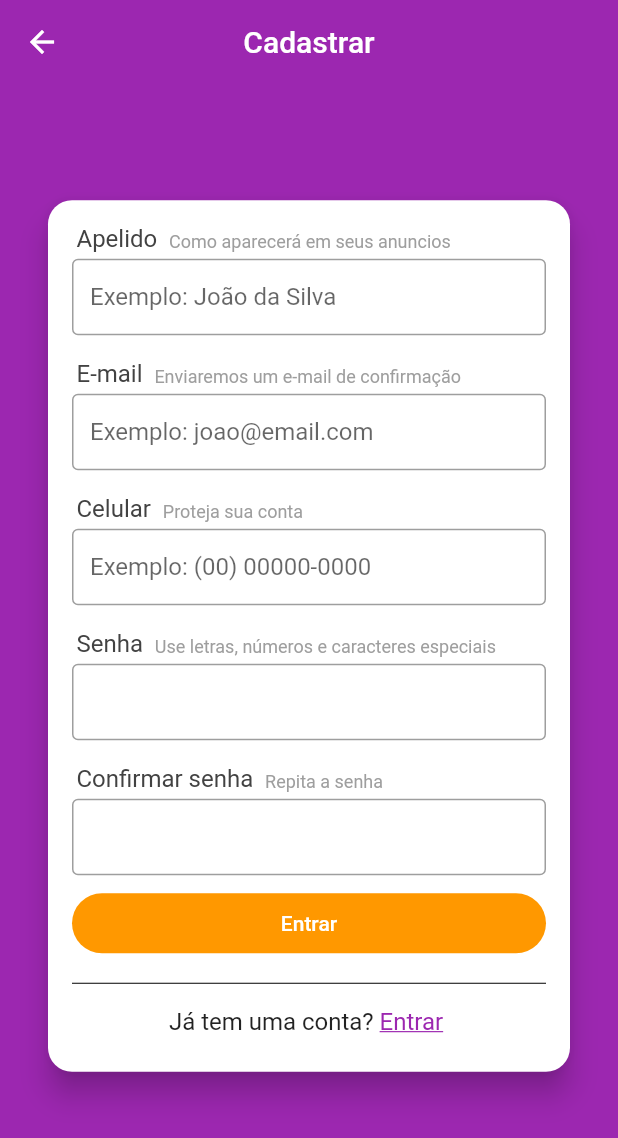
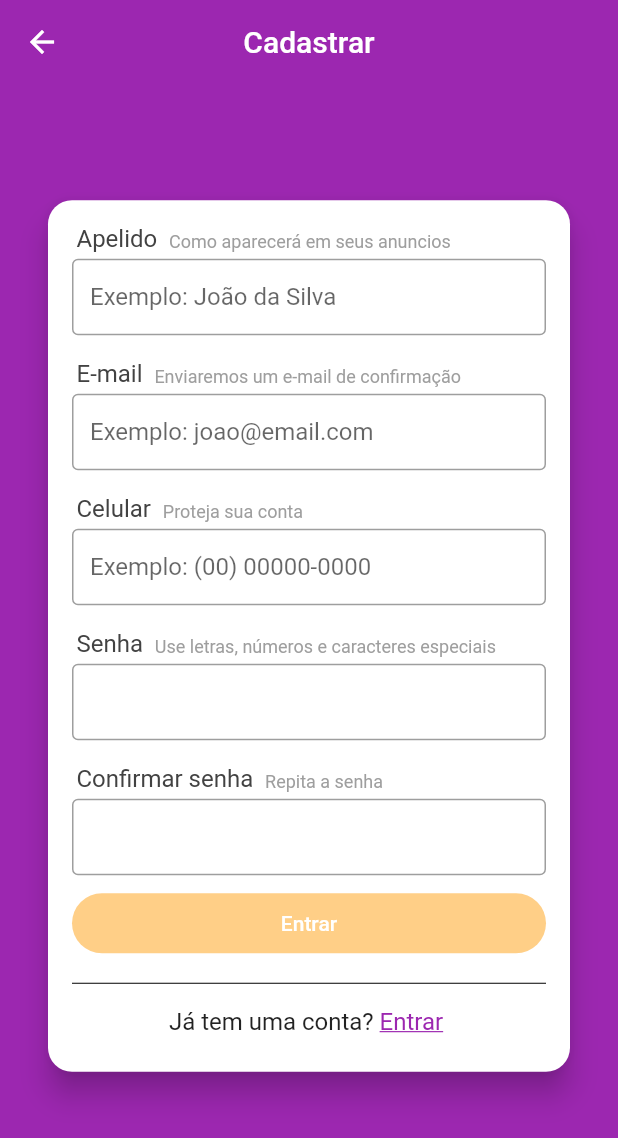
Before and after one commit to gasa-almeida/xlo_clone_mobx, a Flutter app: the SignUpScreen screen opened directly, on a phone screen of 412 x 824 dp. Shown: the top 1138 px of the screen. Run offline on Flutter 3.47's test engine with Material 2 defaults, Android fonts, the phone set to English and light mode, and no system bars; our stand-ins replace brasil_fields, flutter_mobx, get_it, mobx, parse_server_sdk; generated files the repository leaves out were written again.

Commit message:
Validação formulário signup
Implementação da validação do formulário de inscrição.

```diff
--- a/lib/screens/signup/signup_screen.dart
+++ b/lib/screens/signup/signup_screen.dart
@@ -116,19 +116,24 @@ class SignUpScreen extends StatelessWidget {
                          );
                         }
                       ),
-                      Container(
+                      Observer(
+                        builder: (_){
+                          return Container(
                             margin: const EdgeInsets.symmetric(vertical: 12.0),
                             height: 40.0,
                             child: RaisedButton(
                                   color: Colors.orange,
+                                  disabledColor: Colors.orange.withAlpha(120),
                                   child: Text('Entrar'),
                                   textColor: Colors.white,
                                   elevation: 0,
-                          onPressed: (){},
+                                  onPressed: signupStore.isFormValid ? (){} : null,
                                   shape: RoundedRectangleBorder(
                                     borderRadius: BorderRadius.circular(20.0),
                                   ),
                                 ),
+                            );
+                         },
                       ),
                       Divider(color: Colors.black,),
                       Padding(
--- a/lib/stores/signup_store.dart
+++ b/lib/stores/signup_store.dart
@@ -96,4 +96,7 @@ abstract class _SignupStore with Store {
       return 'Senhas não coincidem';
   }
 
+  @computed
+  bool get isFormValid => nameValid && phoneValid && emailValid && pass1Valid && pass2Valid;
+
 }
```
Also changed, not shown: lib/main.dart (+7 -7 lines), 3 other files. Lines whose indentation alone changed are shown as unchanged.
